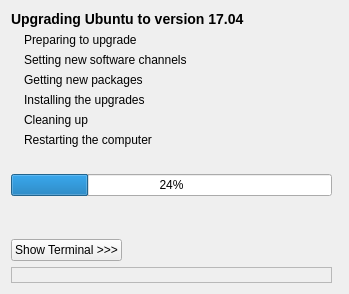
The window that DistUpgrade/window_main.ui (stek29/ubuntu-release-upgrader) describes before a commit, drawn with Qt 5.
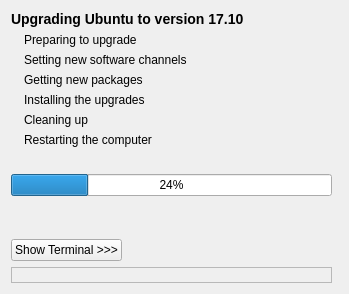
The same window after the commit.

Commit message: * DistUpgrade/{EOL,Devel}ReleaseAnnouncement,   DistUpgrade/window_main.ui,   data/gtkbuilder/DistUpgrade.ui,   data/DistUpgrade.cfg,   pre-build.sh:   - updated for 17.04 -> 17.10

What changed in the file:
```diff
--- a/DistUpgrade/window_main.ui
+++ b/DistUpgrade/window_main.ui
@@ -236,7 +236,7 @@
    <item row="0" column="0" colspan="4">
     <widget class="QLabel" name="label_title">
      <property name="text">
-      <string>&lt;b&gt;&lt;big&gt;Upgrading Ubuntu to version 17.04&lt;/big&gt;&lt;/b&gt;</string>
+      <string>&lt;b&gt;&lt;big&gt;Upgrading Ubuntu to version 17.10&lt;/big&gt;&lt;/b&gt;</string>
      </property>
      <property name="wordWrap">
       <bool>false</bool>
```
The commit also changes 7 other files.
